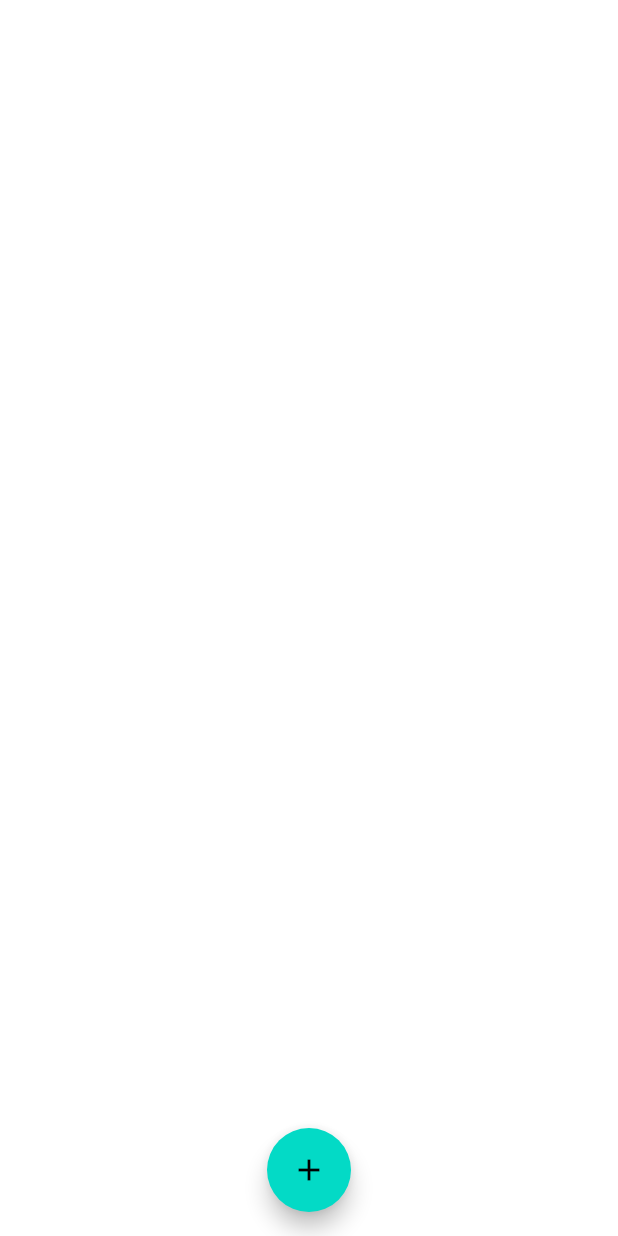
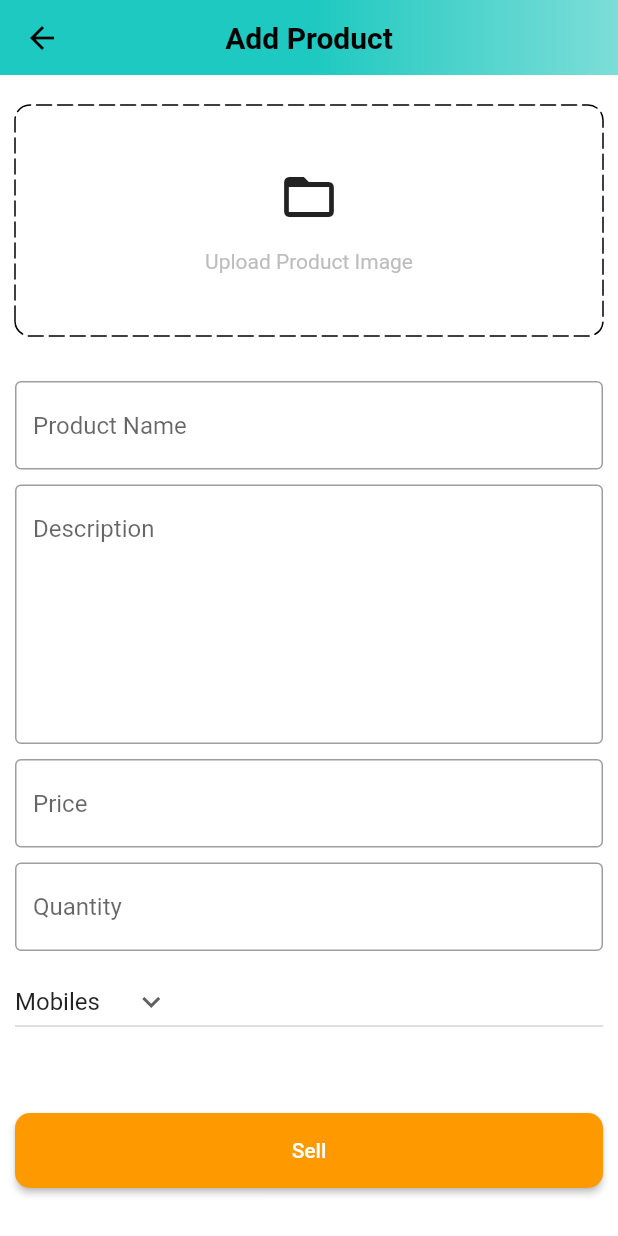
Before and after one commit to vipinmehra535/amCart, a Flutter app: the PostsScreen screen opened directly, after a tap on the "add" icon, on a phone screen of 412 x 824 dp. Run offline on Flutter 3.47's test engine with Material 3 defaults, Android fonts, the light colour scheme and no system bars; drawn by our look-alikes of dotted_border; our stand-ins replace badges, carousel_slider, file_picker, shared_preferences; accounts and stored records are empty.

Commit message:
add product UI done

```diff
--- a/lib/common/widgets/custom_textfield.dart
+++ b/lib/common/widgets/custom_textfield.dart
@@ -4,17 +4,20 @@
 
 class CustomTextfield extends StatelessWidget {
   final TextEditingController controller;
+  final int maxLines;
   final String hintText;
 
   const CustomTextfield({
     super.key,
     required this.controller,
     required this.hintText,
+    this.maxLines = 1,
   });
 
   @override
   Widget build(BuildContext context) {
     return TextFormField(
+      maxLines: maxLines,
       controller: controller,
       decoration: InputDecoration(
         hintText: hintText,
--- /dev/null
+++ b/lib/features/admin/screens/add_product_screen.dart
@@ -0,0 +1,147 @@
+import 'package:amcart/common/widgets/custom_button.dart';
+import 'package:amcart/common/widgets/custom_textfield.dart';
+import 'package:amcart/constants/global_variables.dart';
+import 'package:dotted_border/dotted_border.dart';
+import 'package:flutter/material.dart';
+
+class AddProductScreen extends StatefulWidget {
+  static const String routeName = '/add-product';
+  const AddProductScreen({super.key});
+
+  @override
+  State<AddProductScreen> createState() => _AddProductScreenState();
+}
+
+class _AddProductScreenState extends State<AddProductScreen> {
+  final TextEditingController productNameController = TextEditingController();
+  final TextEditingController descriptionController = TextEditingController();
+  final TextEditingController priceController = TextEditingController();
+  final TextEditingController quantityNameController = TextEditingController();
+
+  String category = 'Mobiles';
+
+  @override
+  void dispose() {
+    super.dispose();
+    productNameController.dispose();
+    descriptionController.dispose();
+    priceController.dispose();
+    quantityNameController.dispose();
+  }
+
+  List<String> productCatergories = [
+    'Mobiles',
+    'Essentials',
+    'Appliances',
+    'Books',
+    'Fashion',
+  ];
+  @override
+  Widget build(BuildContext context) {
+    return Scaffold(
+      appBar: PreferredSize(
+        preferredSize: const Size.fromHeight(50),
+        child: AppBar(
+          flexibleSpace: Container(
+            decoration: const BoxDecoration(
+              gradient: GlobalVariables.appBarGradient,
+            ),
+          ),
+          title: const Text(
+            'Add Product',
+            style: TextStyle(
+              fontWeight: FontWeight.bold,
+              color: Colors.black,
+            ),
+          ),
+          centerTitle: true,
+        ),
+      ),
+      body: SingleChildScrollView(
+        child: Form(
+          child: Padding(
+            padding: const EdgeInsets.symmetric(horizontal: 10.0),
+            child: Column(
+              children: [
+                const SizedBox(height: 20),
+                DottedBorder(
+                  borderType: BorderType.RRect,
+                  radius: const Radius.circular(10),
+                  dashPattern: const [10, 4],
+                  strokeCap: StrokeCap.round,
+                  child: Container(
+                    height: 150,
+                    width: double.infinity,
+                    decoration: BoxDecoration(
+                      borderRadius: BorderRadius.circular(10),
+                      color: Colors.white,
+                    ),
+                    child: Column(
+                      mainAxisAlignment: MainAxisAlignment.center,
+                      children: [
+                        const Icon(
+                          Icons.folder_open,
+                          size: 40,
+                        ),
+                        const SizedBox(height: 15),
+                        Text(
+                          'Upload Product Image',
+                          style: TextStyle(color: Colors.grey.shade400),
+                        ),
+                      ],
+                    ),
+                  ),
+                ),
+                const SizedBox(height: 30),
+                CustomTextfield(
+                  controller: productNameController,
+                  hintText: 'Product Name',
+                ),
+                const SizedBox(height: 10),
+                CustomTextfield(
+                  controller: descriptionController,
+                  hintText: 'Description',
+                  maxLines: 7,
+                ),
+                const SizedBox(height: 10),
+                CustomTextfield(
+                  controller: priceController,
+                  hintText: 'Price',
+                ),
+                const SizedBox(height: 10),
+                CustomTextfield(
+                  controller: quantityNameController,
+                  hintText: 'Quantity',
+                ),
+                const SizedBox(height: 10),
+                SizedBox(
+                  width: double.infinity,
+                  child: DropdownButton(
+                    value: category,
+                    icon: const Icon(Icons.keyboard_arrow_down),
+                    items: productCatergories.map((String item) {
+                      return DropdownMenuItem(
+                        value: item,
+                        child: Text(item),
+                      );
+                    }).toList(),
+                    onChanged: (String? newValue) {
+                      setState(() {
+                        category = newValue!;
+                      });
+                    },
+                  ),
+                ),
+                const SizedBox(height: 50),
+                CustomButton(
+                  text: 'Sell',
+                  onTap: () {},
+                ),
+              ],
+            ),
+          ),
+        ),
+      ),
+    );
+  }
+}
--- a/lib/features/admin/screens/posts_screen.dart
+++ b/lib/features/admin/screens/posts_screen.dart
@@ -8,11 +8,15 @@
 }
 
 class _PostsScreenState extends State<PostsScreen> {
+  void navigateToAddProduct() {
+    Navigator.pushNamed(context, '/add-product');
+  }
+
   @override
   Widget build(BuildContext context) {
     return Scaffold(
       floatingActionButton: FloatingActionButton(
-        onPressed: () {},
+        onPressed: navigateToAddProduct,
         tooltip: 'Add a new product',
         child: const Icon(Icons.add),
       ),
--- a/lib/router.dart
+++ b/lib/router.dart
@@ -1,4 +1,5 @@
 import 'package:amcart/common/widgets/bottom_bar.dart';
+import 'package:amcart/features/admin/screens/add_product_screen.dart';
 import 'package:amcart/features/auth/screens/auth_screen.dart';
 import 'package:amcart/features/home/screens/home_screen.dart';
 import 'package:flutter/material.dart';
@@ -19,6 +20,11 @@
         builder: (context) => const BottomBar(),
       );
 
+    case AddProductScreen.routeName:
+      return MaterialPageRoute(
+        builder: (context) => const AddProductScreen(),
+      );
+
     default:
       return MaterialPageRoute(
           builder: (context) =>
--- a/pubspec.yaml
+++ b/pubspec.yaml
@@ -40,6 +40,7 @@
   provider: ^6.1.2
   badges: ^3.1.2
   carousel_slider: ^4.2.1
+  dotted_border: ^2.1.0
 
 dev_dependencies:
   flutter_test:
```
Also changed, not shown: pubspec.lock.
